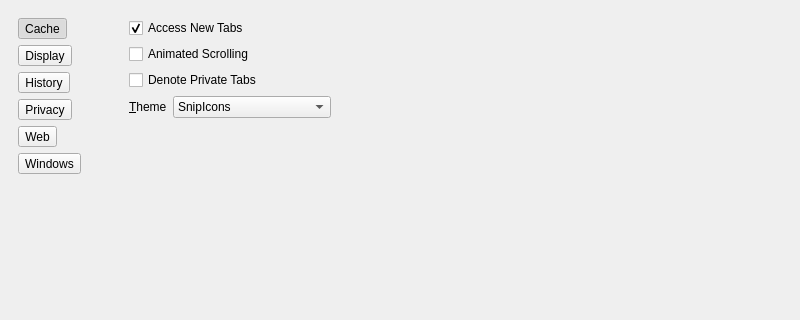
Qt form 2.x/UI/dooble_settings.ui (textbrowser/dooble) before a commit; both pictures show x 0 to 800 and y 0 to 320 of the 800 by 700 pixel window.
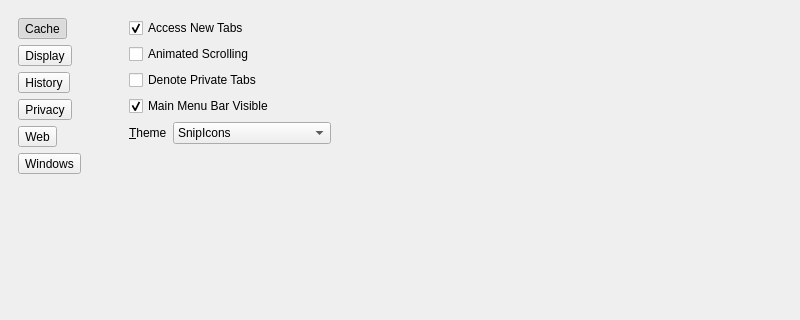
The same form after that commit. The open tabs and pages were chosen to show the change. Icons and pictures are not drawn.

What changed in the file:
```diff
--- a/2.x/UI/dooble_settings.ui
+++ b/2.x/UI/dooble_settings.ui
@@ -333,6 +333,16 @@
             </property>
            </widget>
           </item>
+          <item>
+           <widget class="QCheckBox" name="main_menu_bar_visible">
+            <property name="text">
+             <string>Main Menu Bar Visible</string>
+            </property>
+            <property name="checked">
+             <bool>true</bool>
+            </property>
+           </widget>
+          </item>
           <item>
            <layout class="QHBoxLayout" name="horizontalLayout_4">
             <item>
```
Left out of the diff: 7 changed lines with no effect on the pictures.
